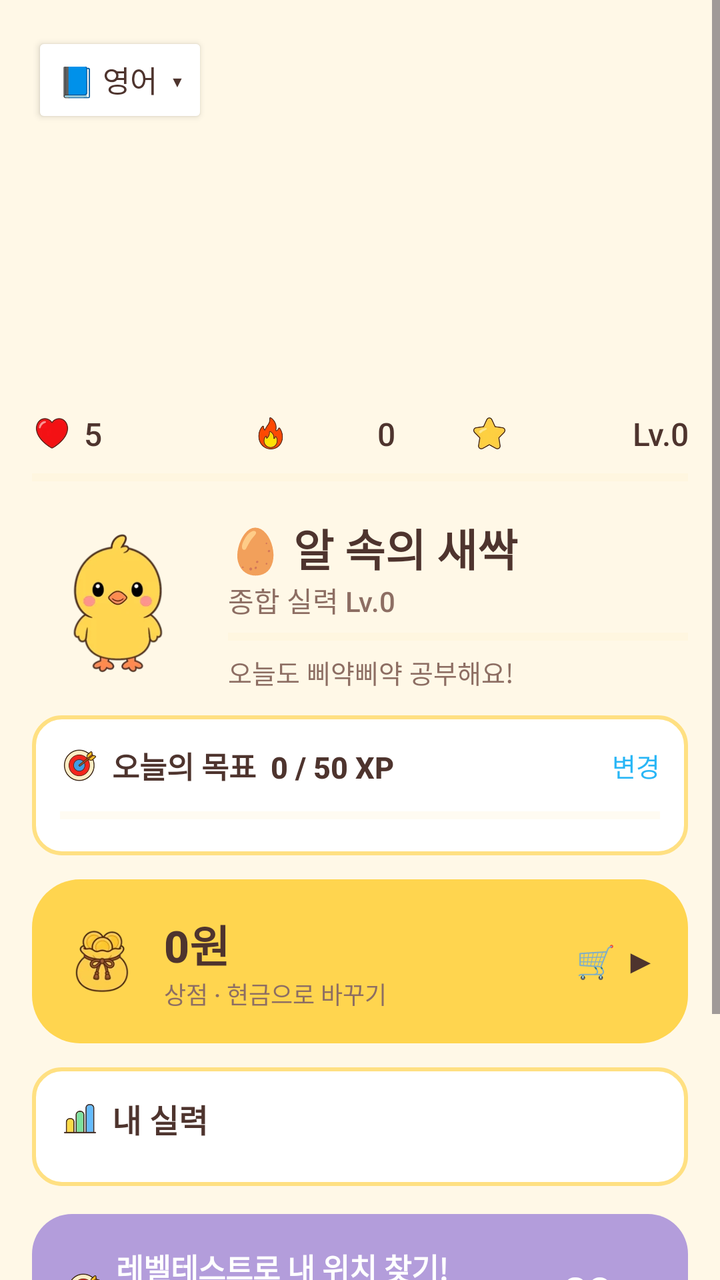
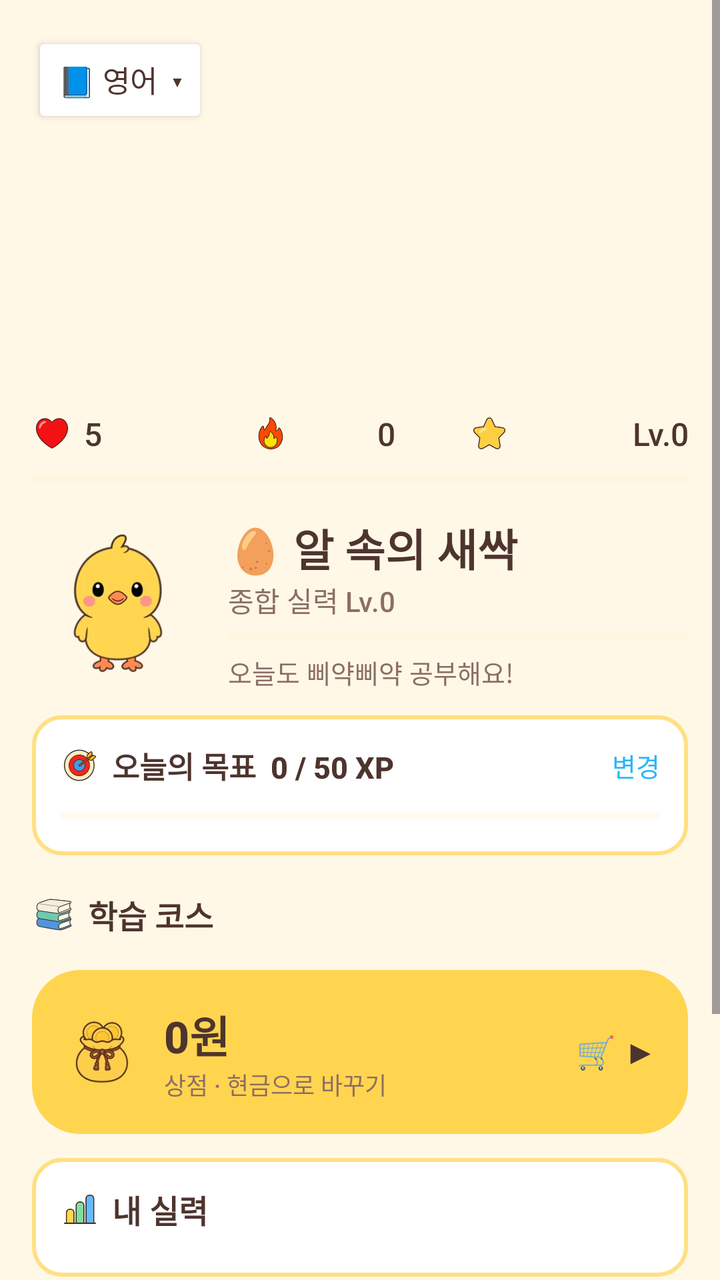

The first picture is an Android layout as it rendered before a commit; the second is the same layout after the commit. The layout source and the unified diff follow.
<!-- AndroidManifest.xml: application theme Theme.Piyak -->
<!-- res/layout/activity_main.xml -->
<?xml version="1.0" encoding="utf-8"?>
<ScrollView xmlns:android="http://schemas.android.com/apk/res/android"
    android:layout_width="match_parent" android:layout_height="match_parent"
    android:fillViewport="true">

    <LinearLayout
        android:layout_width="match_parent" android:layout_height="wrap_content"
        android:orientation="vertical" android:padding="16dp">

        
        <Button android:id="@+id/btnSwitchSubject"
            android:layout_width="wrap_content" android:layout_height="wrap_content"
            android:text="📘 영어  ▾" android:textSize="15sp"
            android:backgroundTint="@color/white" android:textColor="@color/brown_text" />

        
        <ImageView android:id="@+id/imgBanner"
            android:layout_width="match_parent" android:layout_height="128dp"
            android:layout_marginTop="8dp" android:scaleType="centerCrop"
            android:contentDescription="풍경" />

        
        <LinearLayout
            android:layout_width="match_parent" android:layout_height="wrap_content"
            android:layout_marginTop="6dp"
            android:orientation="horizontal" android:gravity="center_vertical">
            <TextView android:id="@+id/txtHearts" android:layout_width="0dp" android:layout_height="wrap_content"
                android:layout_weight="1" android:textSize="16sp" android:text="5"
                android:drawableStart="@drawable/ic_heart" android:drawablePadding="6dp" android:drawableTint="@null" />
            <TextView android:id="@+id/txtStreak" android:layout_width="0dp" android:layout_height="wrap_content"
                android:layout_weight="1" android:gravity="center" android:textSize="16sp" android:text="0"
                android:drawableStart="@drawable/ic_streak" android:drawablePadding="6dp" android:drawableTint="@null" />
            <TextView android:id="@+id/txtLevel" android:layout_width="0dp" android:layout_height="wrap_content"
                android:layout_weight="1" android:gravity="end" android:textSize="16sp" android:text="Lv.0"
                android:drawableStart="@drawable/ic_level" android:drawablePadding="6dp" android:drawableTint="@null" />
        </LinearLayout>

        <ProgressBar android:id="@+id/xpBar" style="?android:attr/progressBarStyleHorizontal"
            android:layout_width="match_parent" android:layout_height="10dp"
            android:layout_marginTop="6dp" android:max="100"
            android:progressTint="@color/chick_yellow_deep" android:progressBackgroundTint="@color/cream_dark" />

        
        <LinearLayout
            android:layout_width="match_parent" android:layout_height="wrap_content"
            android:orientation="horizontal" android:gravity="center_vertical"
            android:layout_marginTop="14dp">
            <ImageView android:id="@+id/imgMascot" android:layout_width="86dp" android:layout_height="86dp"
                android:src="@drawable/ck_idle" android:contentDescription="삐약이" />
            <LinearLayout android:layout_width="0dp" android:layout_height="wrap_content"
                android:layout_weight="1" android:orientation="vertical" android:layout_marginStart="12dp">
                <TextView android:id="@+id/txtRank" android:layout_width="wrap_content" android:layout_height="wrap_content"
                    android:text="🥚 알 속의 새싹" android:textSize="22sp" android:textStyle="bold" />
                <TextView android:id="@+id/txtOverall" android:layout_width="wrap_content" android:layout_height="wrap_content"
                    android:text="종합 실력 Lv.0" android:textSize="14sp" android:textColor="@color/brown_soft" />
                <ProgressBar android:id="@+id/rankBar" style="?android:attr/progressBarStyleHorizontal"
                    android:layout_width="match_parent" android:layout_height="8dp"
                    android:layout_marginTop="4dp" android:max="100"
                    android:progressTint="@color/chick_yellow_deep" android:progressBackgroundTint="@color/cream_dark" />
                <TextView android:id="@+id/txtGreeting" android:layout_width="wrap_content" android:layout_height="wrap_content"
                    android:layout_marginTop="4dp"
                    android:text="오늘도 삐약삐약 공부해요!" android:textSize="13sp" android:textColor="@color/brown_soft" />
            </LinearLayout>
        </LinearLayout>

        
        <LinearLayout android:id="@+id/goalBox"
            android:layout_width="match_parent" android:layout_height="wrap_content"
            android:orientation="vertical" android:layout_marginTop="12dp"
            android:padding="14dp" android:background="@drawable/bg_tile">
            <LinearLayout android:layout_width="match_parent" android:layout_height="wrap_content"
                android:orientation="horizontal" android:gravity="center_vertical">
                <TextView android:id="@+id/txtGoal" android:layout_width="0dp" android:layout_height="wrap_content"
                    android:layout_weight="1" android:text="오늘의 목표  0 / 50 XP" android:drawableStart="@drawable/ic_goal" android:drawablePadding="6dp" android:drawableTint="@null"
                    android:textSize="15sp" android:textStyle="bold" />
                <TextView android:id="@+id/txtGoalEdit" android:layout_width="wrap_content" android:layout_height="wrap_content"
                    android:text="변경" android:textSize="13sp" android:textColor="@color/sky_deep" />
            </LinearLayout>
            <ProgressBar android:id="@+id/goalBar" style="?android:attr/progressBarStyleHorizontal"
                android:layout_width="match_parent" android:layout_height="12dp"
                android:layout_marginTop="8dp" android:max="100"
                android:progressTint="@color/coral" android:progressBackgroundTint="@color/cream_dark" />
        </LinearLayout>

        
        <LinearLayout android:id="@+id/cardWallet"
            android:layout_width="match_parent" android:layout_height="wrap_content"
            android:orientation="horizontal" android:gravity="center_vertical"
            android:layout_marginTop="12dp" android:padding="16dp"
            android:background="@drawable/bg_wallet">
            <ImageView android:layout_width="38dp" android:layout_height="38dp"
                android:src="@drawable/ui_coin" android:contentDescription="용돈" />
            <LinearLayout android:layout_width="0dp" android:layout_height="wrap_content"
                android:layout_weight="1" android:orientation="vertical" android:layout_marginStart="12dp">
                <TextView android:id="@+id/txtCoins" android:layout_width="wrap_content" android:layout_height="wrap_content"
                    android:text="0원" android:textSize="22sp" android:textStyle="bold"
                    android:textColor="@color/brown_text" />
                <TextView android:layout_width="wrap_content" android:layout_height="wrap_content"
                    android:text="상점 · 현금으로 바꾸기" android:textSize="12sp"
                    android:textColor="@color/brown_soft" />
            </LinearLayout>
            <TextView android:layout_width="wrap_content" android:layout_height="wrap_content"
                android:text="🛒 ▶" android:textSize="16sp" android:textStyle="bold"
                android:textColor="@color/brown_text" />
        </LinearLayout>

        

        

        
        <LinearLayout
            android:layout_width="match_parent" android:layout_height="wrap_content"
            android:orientation="vertical" android:layout_marginTop="12dp"
            android:padding="14dp" android:background="@drawable/bg_tile">
            <LinearLayout android:layout_width="match_parent" android:layout_height="wrap_content"
                android:orientation="horizontal" android:gravity="center_vertical">
                <TextView android:layout_width="0dp" android:layout_height="wrap_content" android:layout_weight="1"
                    android:text="내 실력" android:textSize="16sp" android:drawableStart="@drawable/ic_stats" android:drawablePadding="6dp" android:drawableTint="@null" android:textStyle="bold" />
                <TextView android:id="@+id/txtWeakest" android:layout_width="wrap_content" android:layout_height="wrap_content"
                    android:textSize="12sp" android:textColor="@color/brown_soft" />
            </LinearLayout>
            <LinearLayout android:id="@+id/skillsBox"
                android:layout_width="match_parent" android:layout_height="wrap_content"
                android:orientation="vertical" android:layout_marginTop="8dp" />
        </LinearLayout>

        
        <LinearLayout
            android:id="@+id/bannerPlacement"
            android:layout_width="match_parent" android:layout_height="wrap_content"
            android:layout_marginTop="14dp" android:background="@drawable/bg_banner"
            android:orientation="horizontal" android:padding="16dp" android:gravity="center_vertical">
            <TextView android:id="@+id/txtPlacement"
                android:layout_width="0dp" android:layout_height="wrap_content" android:layout_weight="1"
                android:drawableStart="@drawable/ic_goal" android:drawablePadding="6dp" android:drawableTint="@null" android:text="레벨테스트로 내 위치 찾기!\n25문제로 딱 맞는 레벨을 정해줘요"
                android:textColor="@color/white" android:textSize="15sp" android:textStyle="bold" />
            <TextView android:layout_width="wrap_content" android:layout_height="wrap_content"
                android:text="GO ▶" android:textColor="@color/white" android:textSize="18sp" android:textStyle="bold" />
        </LinearLayout>

        
        <TextView android:layout_width="wrap_content" android:layout_height="wrap_content"
            android:layout_marginTop="18dp" android:text="학습 코스" android:drawableStart="@drawable/ic_course" android:drawablePadding="6dp" android:drawableTint="@null"
            android:textSize="16sp" android:textStyle="bold" />
        <LinearLayout android:id="@+id/tracksBox"
            android:layout_width="match_parent" android:layout_height="wrap_content"
            android:orientation="vertical" android:layout_marginTop="4dp" />

        
        <LinearLayout
            android:layout_width="match_parent" android:layout_height="wrap_content"
            android:orientation="horizontal" android:layout_marginTop="12dp">
            <LinearLayout android:id="@+id/btnReview" android:layout_width="0dp" android:layout_height="52dp"
                android:layout_weight="1"
                android:orientation="horizontal" android:gravity="center"
                android:background="@drawable/bg_card_soft"
                android:clickable="true" android:focusable="true">
                <ImageView android:layout_width="22dp" android:layout_height="22dp"
                    android:src="@drawable/ui_review" android:contentDescription="오답 0" />
                <TextView android:id="@+id/txtReview" android:layout_width="wrap_content" android:layout_height="wrap_content"
                    android:layout_marginStart="5dp" android:text="오답 0" android:textSize="14sp"
                    android:textColor="@color/brown_text" />
            </LinearLayout>
            <LinearLayout android:id="@+id/btnStats" android:layout_width="0dp" android:layout_height="52dp"
                android:layout_weight="1" android:layout_marginStart="8dp"
                android:orientation="horizontal" android:gravity="center"
                android:background="@drawable/bg_card_soft"
                android:clickable="true" android:focusable="true">
                <ImageView android:layout_width="22dp" android:layout_height="22dp"
                    android:src="@drawable/ui_stats" android:contentDescription="통계" />
                <TextView android:id="@+id/txtStats" android:layout_width="wrap_content" android:layout_height="wrap_content"
                    android:layout_marginStart="5dp" android:text="통계" android:textSize="14sp"
                    android:textColor="@color/brown_text" />
            </LinearLayout>
            <LinearLayout android:id="@+id/btnSettings" android:layout_width="0dp" android:layout_height="52dp"
                android:layout_weight="1" android:layout_marginStart="8dp"
                android:orientation="horizontal" android:gravity="center"
                android:background="@drawable/bg_card_soft"
                android:clickable="true" android:focusable="true">
                <ImageView android:layout_width="22dp" android:layout_height="22dp"
                    android:src="@drawable/ui_settings" android:contentDescription="설정" />
                <TextView android:id="@+id/txtSettings" android:layout_width="wrap_content" android:layout_height="wrap_content"
                    android:layout_marginStart="5dp" android:text="설정" android:textSize="14sp"
                    android:textColor="@color/brown_text" />
            </LinearLayout>
        </LinearLayout>
    </LinearLayout>
</ScrollView>
<!-- resources referenced by this layout -->
<resources>
  <color name="brown_soft">#8D6E63</color>
  <color name="brown_text">#4E342E</color>
  <color name="chick_yellow_deep">#FFB300</color>
  <color name="coral">#FF8A80</color>
  <color name="cream_dark">#FFF0CC</color>
  <color name="sky_deep">#29B6F6</color>
  <color name="white">#FFFFFF</color>
  <!-- drawable bg_banner (drawable) -->
  <?xml version="1.0" encoding="utf-8"?>
  <shape xmlns:android="http://schemas.android.com/apk/res/android" android:shape="rectangle">
      <solid android:color="@color/lavender"/>
      <corners android:radius="20dp"/>
  </shape>
  <!-- drawable bg_card_soft (drawable) -->
  <?xml version="1.0" encoding="utf-8"?>
  <shape xmlns:android="http://schemas.android.com/apk/res/android" android:shape="rectangle">
      <solid android:color="@color/white" />
      <stroke android:width="2dp" android:color="@color/cream_dark" />
      <corners android:radius="18dp" />
  </shape>
  <!-- drawable bg_tile (drawable) -->
  <?xml version="1.0" encoding="utf-8"?>
  <shape xmlns:android="http://schemas.android.com/apk/res/android" android:shape="rectangle">
      <solid android:color="@color/white"/>
      <stroke android:width="2dp" android:color="@color/tile_border"/>
      <corners android:radius="14dp"/>
  </shape>
  <!-- drawable bg_wallet (drawable) -->
  <?xml version="1.0" encoding="utf-8"?>
  <shape xmlns:android="http://schemas.android.com/apk/res/android" android:shape="rectangle">
      <solid android:color="@color/chick_yellow"/>
      <corners android:radius="24dp"/>
  </shape>
  <!-- drawable ic_course (drawable) -->
  <?xml version="1.0" encoding="utf-8"?>
  <layer-list xmlns:android="http://schemas.android.com/apk/res/android">
      <item android:width="22dp" android:height="22dp" android:gravity="center">
          <bitmap android:src="@drawable/ui_course" />
      </item>
  </layer-list>
  <!-- drawable ic_goal (drawable) -->
  <?xml version="1.0" encoding="utf-8"?>
  <layer-list xmlns:android="http://schemas.android.com/apk/res/android">
      <item android:width="20dp" android:height="20dp" android:gravity="center">
          <bitmap android:src="@drawable/ui_goal" />
      </item>
  </layer-list>
  <!-- drawable ic_heart (drawable) -->
  <?xml version="1.0" encoding="utf-8"?>
  <layer-list xmlns:android="http://schemas.android.com/apk/res/android">
      <item android:width="20dp" android:height="20dp" android:gravity="center">
          <bitmap android:src="@drawable/ui_heart" />
      </item>
  </layer-list>
  <!-- drawable ic_level (drawable) -->
  <?xml version="1.0" encoding="utf-8"?>
  <layer-list xmlns:android="http://schemas.android.com/apk/res/android">
      <item android:width="20dp" android:height="20dp" android:gravity="center">
          <bitmap android:src="@drawable/ui_level" />
      </item>
  </layer-list>
  <!-- drawable ic_stats (drawable) -->
  <?xml version="1.0" encoding="utf-8"?>
  <layer-list xmlns:android="http://schemas.android.com/apk/res/android">
      <item android:width="20dp" android:height="20dp" android:gravity="center">
          <bitmap android:src="@drawable/ui_stats" />
      </item>
  </layer-list>
  <!-- drawable ic_streak (drawable) -->
  <?xml version="1.0" encoding="utf-8"?>
  <layer-list xmlns:android="http://schemas.android.com/apk/res/android">
      <item android:width="20dp" android:height="20dp" android:gravity="center">
          <bitmap android:src="@drawable/ui_streak" />
      </item>
  </layer-list>
  <color name="lavender">#B39DDB</color>
  <color name="tile_border">#FFE082</color>
  <color name="chick_yellow">#FFD54F</color>
  <color name="cream">#FFF8E7</color>
  <!-- unchanged entries left out for length: 11 -->
</resources>

<!-- the commit's change to res/layout/activity_main.xml (unified diff, before → after) -->
@@ -83,6 +83,14 @@
         </LinearLayout>
 
         
+        <TextView android:layout_width="wrap_content" android:layout_height="wrap_content"
+            android:layout_marginTop="18dp" android:text="학습 코스" android:drawableStart="@drawable/ic_course" android:drawablePadding="6dp" android:drawableTint="@null"
+            android:textSize="16sp" android:textStyle="bold" />
+        <LinearLayout android:id="@+id/tracksBox"
+            android:layout_width="match_parent" android:layout_height="wrap_content"
+            android:orientation="vertical" android:layout_marginTop="4dp" />
+
+        
         <LinearLayout android:id="@+id/cardWallet"
             android:layout_width="match_parent" android:layout_height="wrap_content"
             android:orientation="horizontal" android:gravity="center_vertical"
@@ -140,14 +148,6 @@
         </LinearLayout>
 
         
-        <TextView android:layout_width="wrap_content" android:layout_height="wrap_content"
-            android:layout_marginTop="18dp" android:text="학습 코스" android:drawableStart="@drawable/ic_course" android:drawablePadding="6dp" android:drawableTint="@null"
-            android:textSize="16sp" android:textStyle="bold" />
-        <LinearLayout android:id="@+id/tracksBox"
-            android:layout_width="match_parent" android:layout_height="wrap_content"
-            android:orientation="vertical" android:layout_marginTop="4dp" />
-
-        
         <LinearLayout
             android:layout_width="match_parent" android:layout_height="wrap_content"
             android:orientation="horizontal" android:layout_marginTop="12dp">
